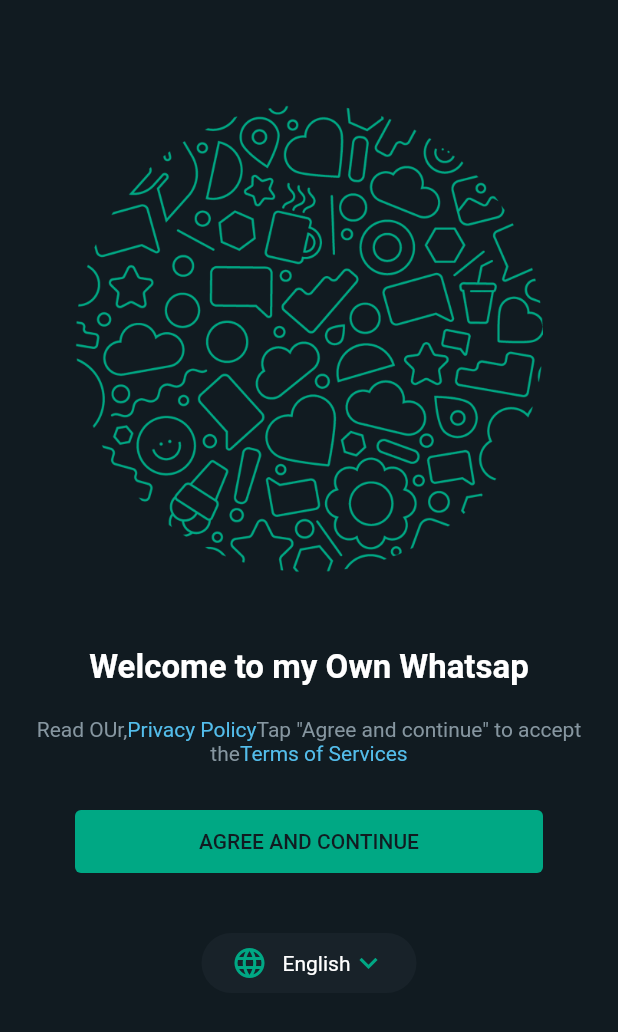
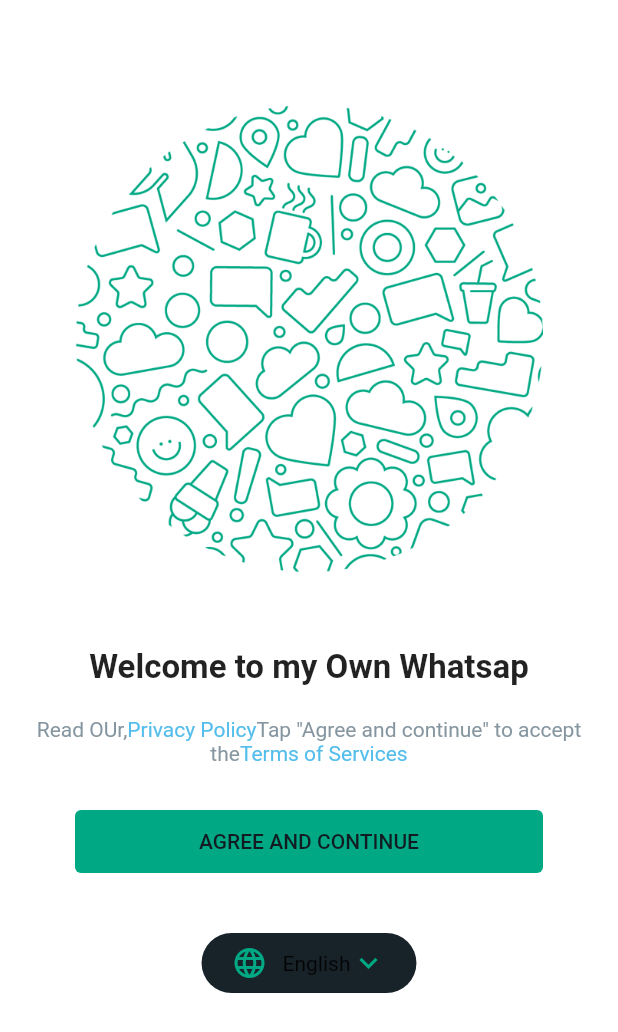
Before and after one commit to jefrydep/whatsaap-clone, a Flutter app: the screen it shows after launch, on a phone screen of 412 x 824 dp. Shown: the top 1032 px of the screen. Run offline on Flutter 3.47's test engine with Material 2 defaults, Android fonts, the phone set to English and light mode, and no system bars.

Commit message:
crating a theme for the aplication dark and light theme

```diff
--- /dev/null
+++ b/lib/common/theme/dark_theme.dart
@@ -0,0 +1,10 @@
+import 'package:flutter/material.dart';
+import 'package:whatsap_clone/common/utils/coloors.dart';
+
+ThemeData darkTheme(){
+  final  ThemeData base = ThemeData.dark();
+  return base.copyWith(
+    backgroundColor: Coloors.backgrounDark,
+    scaffoldBackgroundColor: Coloors.backgrounDark
+  );
+}
--- /dev/null
+++ b/lib/common/theme/light_theme.dart
@@ -0,0 +1,10 @@
+import 'package:flutter/material.dart';
+import 'package:whatsap_clone/common/utils/coloors.dart';
+
+ThemeData lightTheme(){
+  final  ThemeData base = ThemeData.light();
+  return base.copyWith(
+    backgroundColor: Coloors.backgrounLIght,
+    scaffoldBackgroundColor: Coloors.backgrounLIght
+  );
+}
--- a/lib/common/utils/coloors.dart
+++ b/lib/common/utils/coloors.dart
@@ -6,7 +6,11 @@
 
 
   static const Color greenDark = Color(0xff00a884);
+  static const Color greenlight = Color(0xff008069);
   static const Color blueDark = Color(0xff53bdeb);
+  static const Color blueLight = Color(0xff027eb5);
   static const Color greyDark = Color(0xff8696a0);
+  static const Color greyLight = Color(0xff667781);
   static const Color backgrounDark = Color(0xff111b21);
+  static const Color backgrounLIght = Color(0xffffffff);
 }
--- a/lib/feature/welcome/pages/welcome_screen.dart
+++ b/lib/feature/welcome/pages/welcome_screen.dart
@@ -11,7 +11,7 @@
   @override
   Widget build(BuildContext context) {
     return   Scaffold(
-      backgroundColor: Coloors.backgrounDark,
+
       body: Column(children: [
         Expanded(child: Align(
           alignment: Alignment.bottomCenter,
--- a/lib/main.dart
+++ b/lib/main.dart
@@ -1,4 +1,6 @@
 import 'package:flutter/material.dart';
+import 'package:whatsap_clone/common/theme/dark_theme.dart';
+import 'package:whatsap_clone/common/theme/light_theme.dart';
 import 'package:whatsap_clone/feature/welcome/pages/welcome_screen.dart';
 
 void main(List<String> args) {
@@ -12,7 +14,10 @@
   @override
   Widget build(BuildContext context) {
     return   MaterialApp(
-      theme: ThemeData.dark(),
+      theme: lightTheme(),
+      darkTheme: darkTheme(),
+      themeMode: ThemeMode.system,
+
       home: const WelcomeScreen(),
 
     );
```
